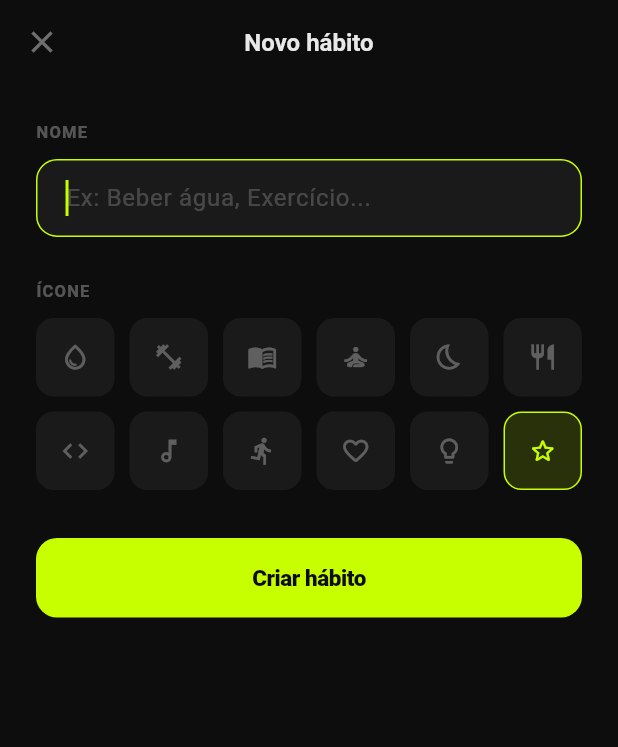
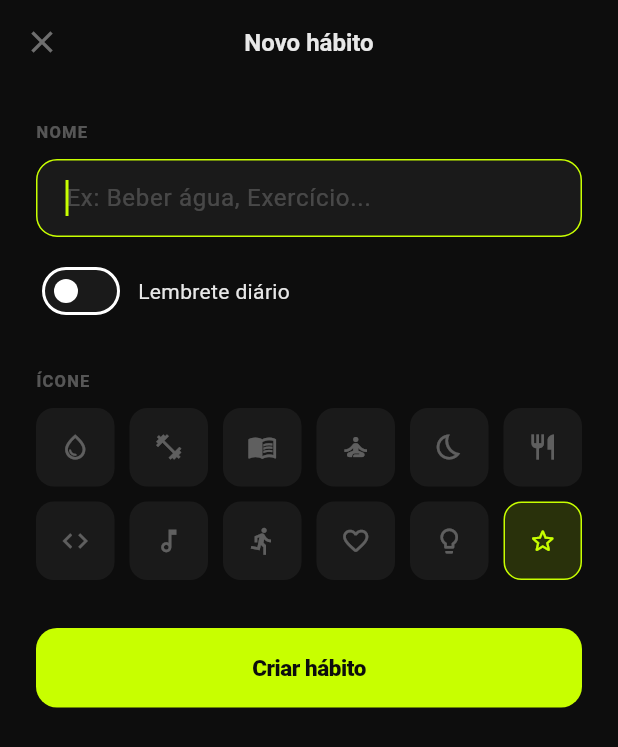
Before and after one commit to diogofreire-dev/STRK, a Flutter app: the screen it shows once a user with an empty profile is signed in, after a tap on the "add" icon, on a phone screen of 412 x 824 dp. Shown: the top 747 px of the screen. Run offline on Flutter 3.47's test engine with Material 3 defaults, Android fonts, the phone set to English and light mode, and no system bars; our stand-ins replace cloud_firestore, firebase_auth, firebase_core, firebase_messaging, firebase_storage, flutter_local_notifications and 6 more; accounts and stored records are empty; Roboto replaces fonts that are missing (SF Pro Display).

Commit message:
feat: add local reminder scheduling per habit (notifications)

```diff
--- a/lib/add_habit_screen.dart
+++ b/lib/add_habit_screen.dart
@@ -11,6 +11,8 @@ class AddHabitScreen extends StatefulWidget {
 class _AddHabitScreenState extends State<AddHabitScreen> {
   final TextEditingController _nameController = TextEditingController();
   IconData _selectedIcon = Icons.star_outline_rounded;
+  bool _reminderEnabled = false;
+  TimeOfDay _reminderTime = const TimeOfDay(hour: 8, minute: 0);
 
   final List<Map<String, dynamic>> _icons = [
     {'icon': Icons.water_drop_outlined, 'label': 'Água'},
@@ -35,6 +37,9 @@ class _AddHabitScreenState extends State<AddHabitScreen> {
       name: _nameController.text.trim(),
       icon: _selectedIcon,
       streak: 0,
+      reminderEnabled: _reminderEnabled,
+      reminderHour: _reminderEnabled ? _reminderTime.hour : null,
+      reminderMinute: _reminderEnabled ? _reminderTime.minute : null,
     );
 
     Navigator.pop(context, newHabit);
@@ -72,6 +77,31 @@ class _AddHabitScreenState extends State<AddHabitScreen> {
             _buildLabel('Nome'),
             const SizedBox(height: 10),
             _buildNameField(),
+            const SizedBox(height: 12),
+            Row(
+              children: [
+                Switch(
+                  value: _reminderEnabled,
+                  onChanged: (v) => setState(() => _reminderEnabled = v),
+                  activeThumbImage: null,
+                  activeThumbColor: const Color(0xFFC8FF00),
+                ),
+                const SizedBox(width: 8),
+                const Text('Lembrete diário', style: TextStyle(color: Color(0xFFE8E8E8))),
+                const Spacer(),
+                if (_reminderEnabled)
+                  GestureDetector(
+                    onTap: () async {
+                      final t = await showTimePicker(
+                        context: context,
+                        initialTime: _reminderTime,
+                      );
+                      if (t != null) setState(() => _reminderTime = t);
+                    },
+                    child: Text(_reminderTime.format(context), style: const TextStyle(color: Color(0xFFE8E8E8))),
+                  ),
+              ],
+            ),
             const SizedBox(height: 28),
             _buildLabel('Ícone'),
             const SizedBox(height: 10),
--- a/lib/habit.dart
+++ b/lib/habit.dart
@@ -6,6 +6,9 @@ class Habit {
   IconData icon;
   bool completedToday;
   int streak;
+  bool reminderEnabled;
+  int? reminderHour;
+  int? reminderMinute;
 
   Habit({
     required this.id,
@@ -13,5 +16,8 @@ class Habit {
     required this.icon,
     this.completedToday = false,
     this.streak = 0,
+    this.reminderEnabled = false,
+    this.reminderHour,
+    this.reminderMinute,
   });
 }
--- a/lib/main.dart
+++ b/lib/main.dart
@@ -290,6 +290,17 @@ class _HomeScreenState extends State<HomeScreen> {
                 if (newHabit != null) {
                   setState(() => habits.add(newHabit));
                   HabitService.saveHabit(newHabit);
+                  if (newHabit.reminderEnabled &&
+                      newHabit.reminderHour != null &&
+                      newHabit.reminderMinute != null) {
+                    NotificationsService.scheduleDailyReminder(
+                      newHabit.id,
+                      newHabit.reminderHour!,
+                      newHabit.reminderMinute!,
+                      'Lembra-te de: ${newHabit.name}',
+                      'Não te esqueças do teu hábito diário.',
+                    );
+                  }
                 }
               },
               child: const Icon(Icons.add, size: 28),
@@ -578,6 +589,7 @@ class _HomeScreenState extends State<HomeScreen> {
       direction: DismissDirection.endToStart,
       onDismissed: (_) {
         HabitService.deleteHabit(habit.id);
+        NotificationsService.cancelReminder(habit.id);
         setState(() => habits.remove(habit));
       },
       background: Container(
--- a/pubspec.yaml
+++ b/pubspec.yaml
@@ -44,6 +44,8 @@ dependencies:
   firebase_storage: ^13.4.2
   firebase_messaging: ^16.3.0
   flutter_local_notifications: ^13.0.0
+  flutter_native_timezone: ^2.0.0
+  timezone: ^0.9.0
 
 dev_dependencies:
   flutter_test:
```
Also changed, not shown: lib/habit_service.dart (+9 -0 lines), lib/notifications_service.dart (+74 -8 lines).
